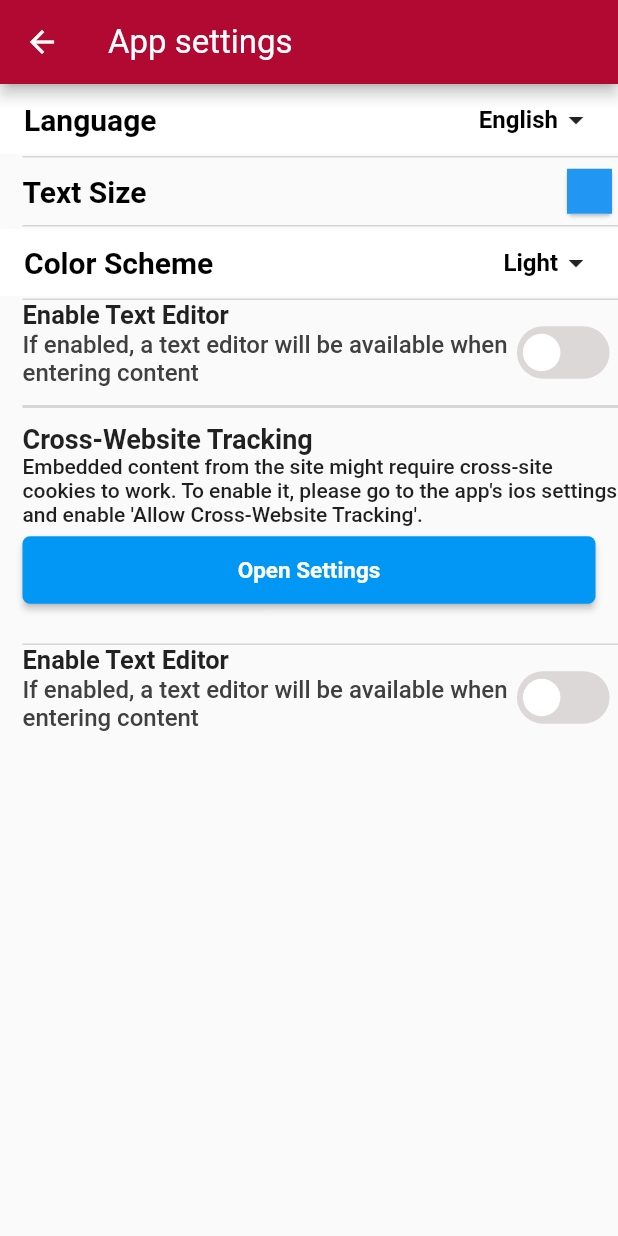
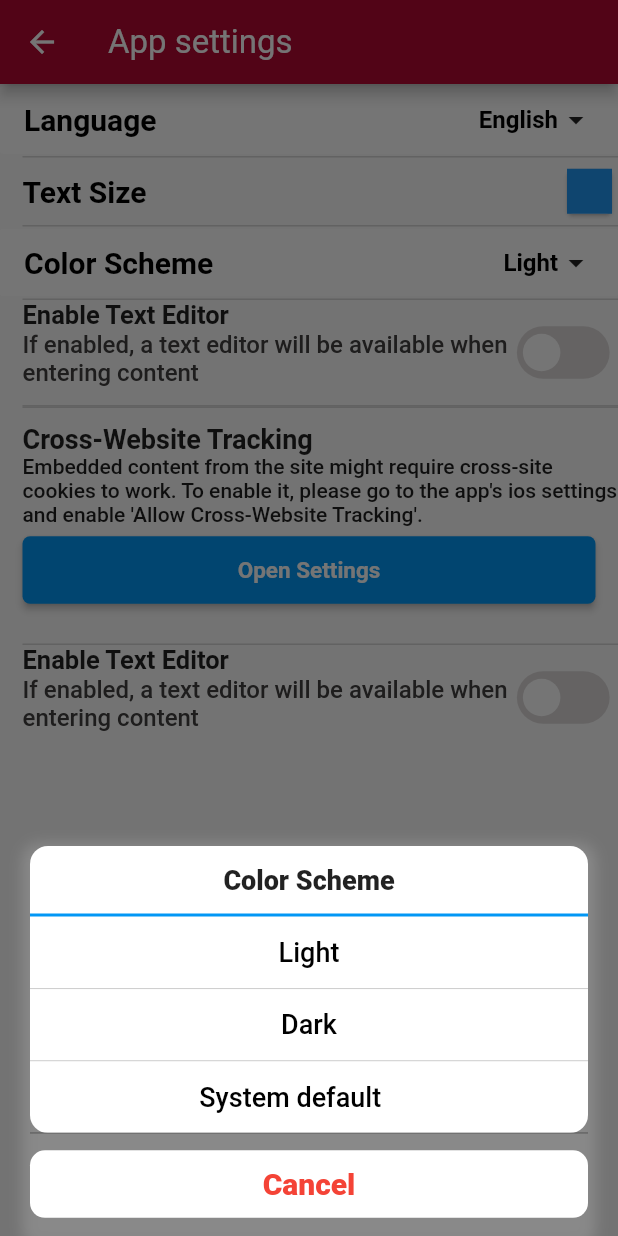
Before and after one commit to coddrikaz/SSF, a Flutter app: the GeneralSettings screen opened directly, after a tap on "Color Scheme", on a phone screen of 412 x 824 dp. Run offline on Flutter 3.47's test engine with Material 2 defaults, Android fonts, the phone set to English and light mode, and no system bars; drawn by our look-alikes of flutter_switch; our stand-ins replace carousel_slider, dio, flutter_html, flutter_screenutil, flutter_smart_dialog, flutter_svg and 3 more; accounts and stored records are empty; network calls fail.

Commit message:
evening coded

```diff
--- a/lib/App/Settings/Widget/general.dart
+++ b/lib/App/Settings/Widget/general.dart
@@ -100,10 +100,7 @@ class _GeneralSettingsState extends State<GeneralSettings> {
             color: Colors.white,
             elevation: 0,
             highlightColor: SffColor.sffBlueColor.withOpacity(0.2),
-            onPressed: () {
-              // Navigator.of(context).push(MaterialPageRoute(
-              //     builder: (context) => Settinggs()));
-            },
+            onPressed: () => themeSheet(),
             child: Row(
               children: [
                 Row(
@@ -320,14 +317,14 @@ class _GeneralSettingsState extends State<GeneralSettings> {
             decoration: BoxDecoration(
               color: Colors.transparent,
               borderRadius: BorderRadius.circular(12),
-              boxShadow: [
-                BoxShadow(
-                  color: Colors.grey.withOpacity(0.5),
-                  spreadRadius: 5,
-                  blurRadius: 7,
-                  offset: const Offset(0, 3), // changes position of shadow
-                ),
-              ],
+              // boxShadow: [
+              //   BoxShadow(
+              //     color: Colors.grey.withOpacity(0.5),
+              //     spreadRadius: 5,
+              //     blurRadius: 7,
+              //     offset: const Offset(0, 3), // changes position of shadow
+              //   ),
+              // ],
             ),
             margin: EdgeInsets.only(left: 20, right: 20),
             height: 100,
@@ -450,5 +447,146 @@ class _GeneralSettingsState extends State<GeneralSettings> {
       },
     );
   }
+  themeSheet() {
+    showModalBottomSheet<void>(
+      backgroundColor: Colors.transparent,
+      context: context,
+      builder: (BuildContext context) {
+        return Container(
+          // color: Colors.yellow,
+          height: 260,
+          child: Container(
+            decoration: BoxDecoration(
+              color: Colors.transparent,
+              borderRadius: BorderRadius.circular(12),
+              boxShadow: [
+                BoxShadow(
+                  color: Colors.grey.withOpacity(0.5),
+                  spreadRadius: 5,
+                  blurRadius: 7,
+                  offset: const Offset(0, 3), // changes position of shadow
+                ),
+              ],
+            ),
+            margin: EdgeInsets.only(top: 0, bottom: 0, right: 20, left: 20),
+            height: 100,
+            width: 100,
+            child: Column(
+              children: [
+                Container(
+                  decoration: BoxDecoration(
+                    color: Colors.white,
+                    borderRadius: BorderRadius.circular(12),
+
+                  ),
+                  child: Column(
+                    children: [
+                      Container(
+                        height: 45,
+                        // color: Colors.blueAccent,
+                        width: double.maxFinite,
+                        alignment: Alignment.center,
+                        child: Text(
+                          "Color Scheme",
+                          style: TextStyle(
+                              fontWeight: FontWeight.w900, fontSize: 18),
+                        ),
+                      ),
+
+                      Container(
+                        height: 2,
+                        color: SffColor.sffBlueColor,
+                        width: double.maxFinite,
+                      ),
+
+                      MaterialButton(
+                          height: 45,
+                          elevation: 0,
+                          onPressed: () async {
+
+                            Get.back();
+                            setState(() {});
+                          },
+                          child: TextView(
+                              "Light", 18.0, Colors.black, FontWeight.w500)),
+                      Divider(
+                          color: Colors.black.withOpacity(0.2), height: 0.1),
+                      MaterialButton(
+                        height: 45,
+                        // color: SffColor.sffBlueColor,
+                        elevation: 0,
+                        onPressed: () async {
+                          // Get.updateLocale(Locale('hi', 'IN'));
+                          // _hiveBox.put("lang", "hi");
+                          // lang="हिंदी";
+                          // context.setLocale(const Locale('hi', 'IN'));
+                          Get.back();
+                          setState(() {});
+                        },
+                        child: TextView(
+                            "Dark", 18.0, Colors.black, FontWeight.w500),
+                      ),
+                      Divider(
+                          color: Colors.black.withOpacity(0.2), height: 0.1),
+                      MaterialButton(
+                        height: 45,
+                        // color: SffColor.sffBlueColor,
+                        elevation: 0,
+                        onPressed: () {
+                          // Navigator.of(context).push(MaterialPageRoute(
+                          //     builder: (context) => HomeScreen()));
+                        },
+                        child: Row(
+                          mainAxisAlignment: MainAxisAlignment.center,
+                          crossAxisAlignment: CrossAxisAlignment.center,
+                          children: [
+                            Text("System default",
+                                style: TextStyle(
+                                    color: Colors.black,
+                                    fontWeight: FontWeight.w500,
+                                    fontSize: 18)),
+                            SizedBox(width: 5),
+                            Icon(Icons.arrow_forward,
+                                color: Colors.white, size: 20),
+                          ],
+                        ),
+                        // shape: RoundedRectangleBorder(
+                        //   borderRadius: BorderRadius.circular(10.0),
+                        // ),
+                      ),
+                      Divider(
+                          color: Colors.black.withOpacity(0.2), height: 0.1),
+
+                      Divider(
+                          color: Colors.black.withOpacity(0.2), height: 0.1),
+
+
+                      // Container(
+                      //   height: 10,
+                      //   color: Colors.transparent,
+                      // ),
+                    ],
+                  ),
+                ),
+                SizedBox(height: 10),
+                MaterialButton(
+                  minWidth: double.infinity,
+                  height: 45,
+                  color: Colors.white,
+                  elevation: 0,
+                  onPressed: () => Get.back(),
+                  shape: RoundedRectangleBorder(
+                    borderRadius: BorderRadius.circular(10.0),
+                  ),
+                  child: TextView("Cancel", 20.0, Colors.red, FontWeight.w800),
+                ),
+                SizedBox(height: 10),
+              ],
+            ),
+          ),
+        );
+      },
+    );
+  }
 
 }
```
